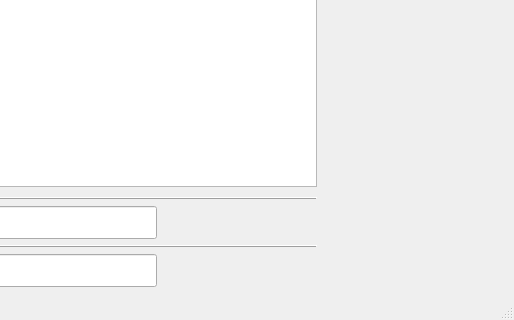
Old version of the form mainwindow.ui in the repository chowhsienwuu/laopo_lanlan_pk10; both pictures show x 633 to 1147 and y 410 to 730 of the 1147 by 730 pixel window.
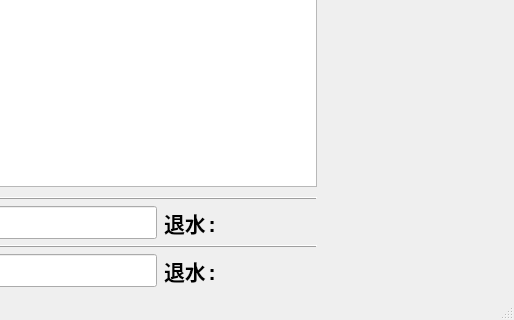
New version of the form.

```diff
--- a/mainwindow.ui
+++ b/mainwindow.ui
@@ -296,7 +296,7 @@
               </font>
              </property>
              <property name="text">
-              <string/>
+              <string>退水:</string>
              </property>
             </widget>
            </item>
@@ -362,7 +362,7 @@
               </font>
              </property>
              <property name="text">
-              <string/>
+              <string>退水:</string>
              </property>
             </widget>
            </item>
```
